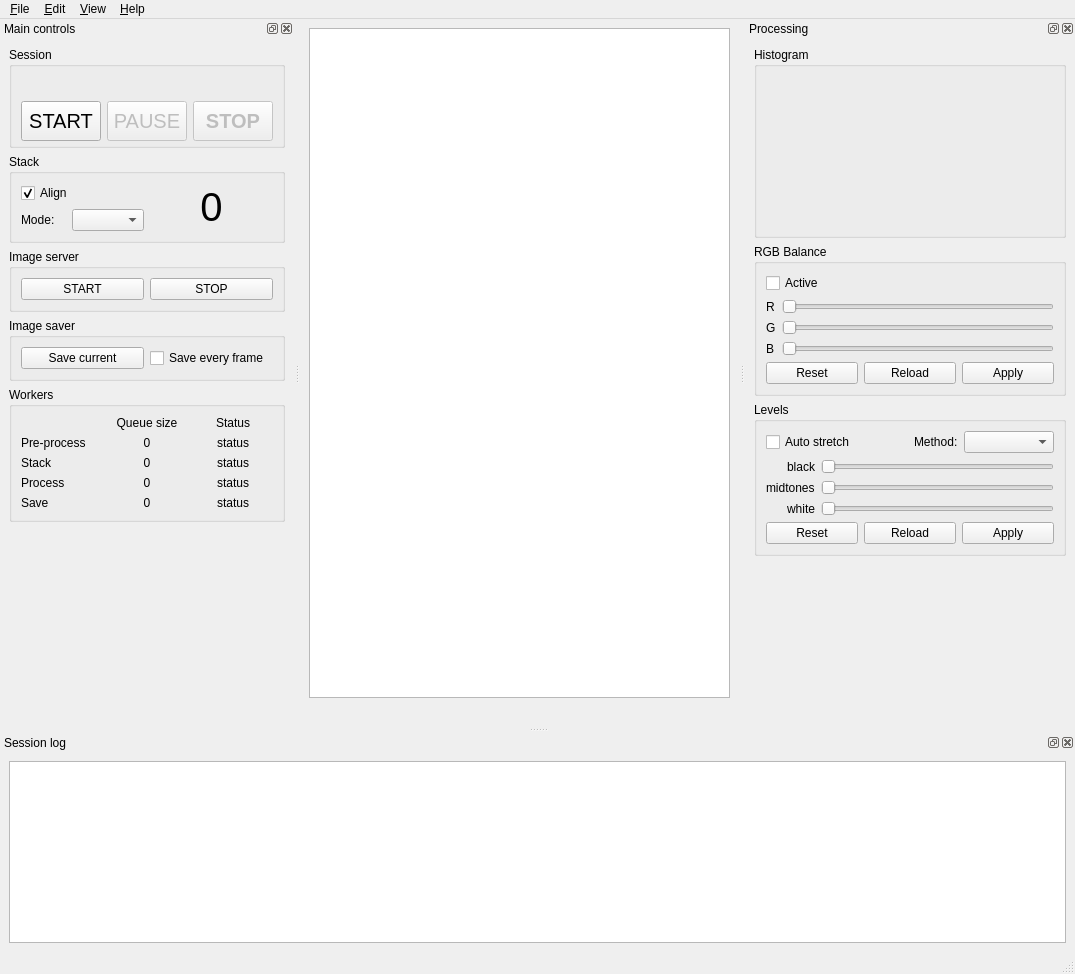
Qt form src/als/ui/als_ui.ui (gehelem/als) before a commit.
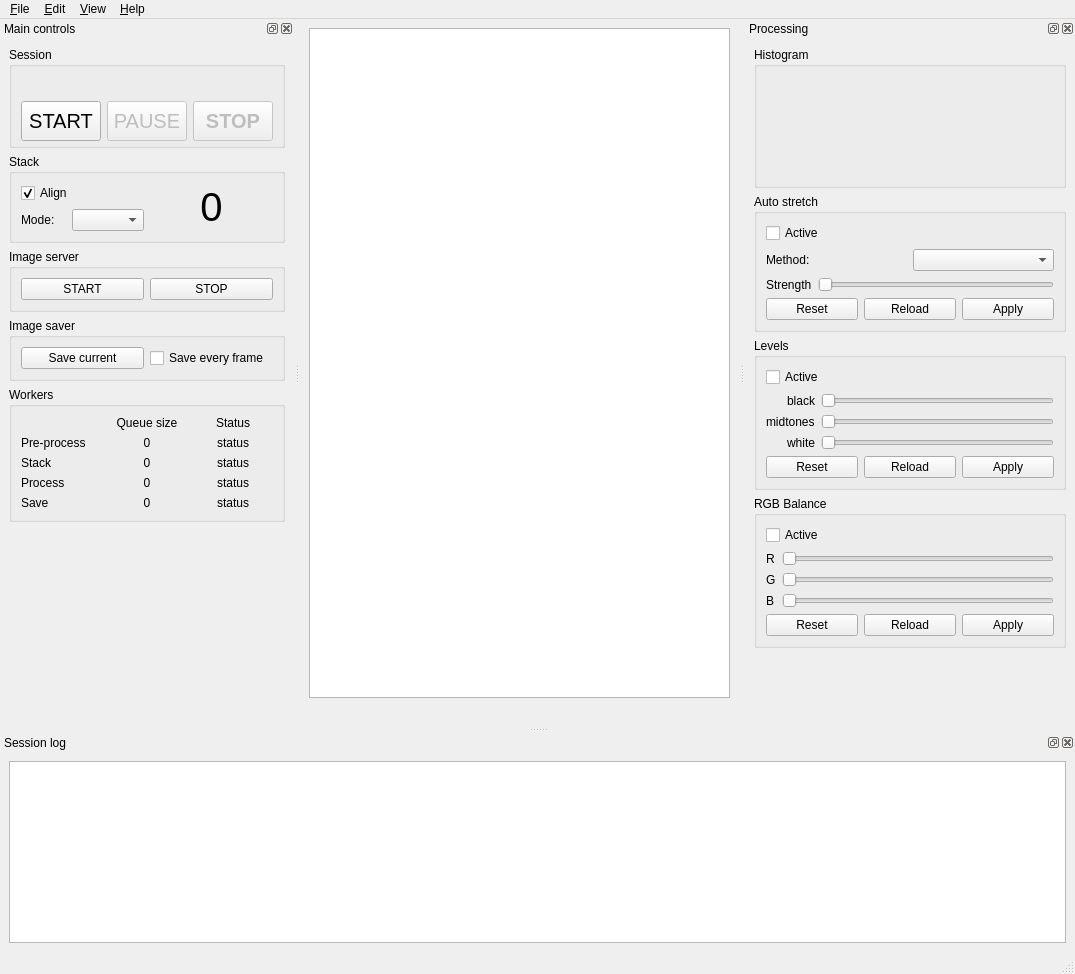
The same form after that commit. Custom widgets are drawn as their Qt base class.

Commit message: add active switch to levels and stretch + put stretch in own process

```diff
--- a/src/als/ui/als_ui.ui
+++ b/src/als/ui/als_ui.ui
@@ -659,7 +659,7 @@
     <number>2</number>
    </attribute>
    <widget class="QWidget" name="dockWidgetContents_3">
-    <layout class="QVBoxLayout" name="verticalLayout_8">
+    <layout class="QVBoxLayout" name="verticalLayout_9">
      <item>
       <widget class="QGroupBox" name="groupBox_7">
        <property name="minimumSize">
@@ -677,7 +677,7 @@
           <property name="minimumSize">
            <size>
             <width>250</width>
-            <height>150</height>
+            <height>100</height>
            </size>
           </property>
          </widget>
@@ -686,66 +686,50 @@
       </widget>
      </item>
      <item>
-      <widget class="QGroupBox" name="groupBox_8">
+      <widget class="QGroupBox" name="groupBox_9">
        <property name="title">
-        <string>RGB Balance</string>
+        <string>Auto stretch</string>
        </property>
-       <layout class="QVBoxLayout" name="verticalLayout_6">
+       <layout class="QVBoxLayout" name="verticalLayout_8">
         <item>
-         <widget class="QCheckBox" name="chk_rgb_active">
+         <widget class="QCheckBox" name="chk_stretch_active">
           <property name="text">
            <string>Active</string>
           </property>
-          <property name="checked">
-           <bool>false</bool>
-          </property>
          </widget>
         </item>
         <item>
-         <layout class="QGridLayout" name="gridLayout_2">
-          <item row="0" column="0">
-           <widget class="QLabel" name="label_5">
+         <layout class="QHBoxLayout" name="horizontalLayout_4">
+          <item>
+           <widget class="QLabel" name="label_3">
             <property name="text">
-             <string>R</string>
+             <string>Method:</string>
             </property>
            </widget>
           </item>
-          <item row="0" column="1">
-           <widget class="Slider" name="sld_rgb_r">
-            <property name="maximum">
-             <number>255</number>
+          <item>
+           <widget class="QComboBox" name="cb_stretch_method">
+            <property name="minimumSize">
+             <size>
+              <width>90</width>
+              <height>0</height>
+             </size>
             </property>
-            <property name="orientation">
-             <enum>Qt::Horizontal</enum>
-            </property>
            </widget>
           </item>
-          <item row="1" column="0">
-           <widget class="QLabel" name="label_6">
-            <property name="text">
-             <string>G</string>
-            </property>
-           </widget>
-          </item>
-          <item row="1" column="1">
-           <widget class="Slider" name="sld_rgb_g">
-            <property name="maximum">
-             <number>255</number>
-            </property>
-            <property name="orientation">
-             <enum>Qt::Horizontal</enum>
-            </property>
-           </widget>
-          </item>
-          <item row="2" column="0">
-           <widget class="QLabel" name="label_7">
+         </layout>
+        </item>
+        <item>
+         <layout class="QHBoxLayout" name="horizontalLayout_8">
+          <item>
+           <widget class="QLabel" name="label_8">
             <property name="text">
-             <string>B</string>
+             <string>Strength</string>
             </property>
            </widget>
           </item>
-          <item row="2" column="1">
-           <widget class="Slider" name="sld_rgb_b">
+          <item>
+           <widget class="Slider" name="sld_stretch_strength">
             <property name="maximum">
              <number>255</number>
             </property>
@@ -757,23 +741,23 @@
          </layout>
         </item>
         <item>
-         <layout class="QHBoxLayout" name="horizontalLayout_6">
+         <layout class="QHBoxLayout" name="horizontalLayout_7">
           <item>
-           <widget class="QPushButton" name="btn_rgb_reset">
+           <widget class="QPushButton" name="btn_stretch_reset">
             <property name="text">
              <string>Reset</string>
             </property>
            </widget>
           </item>
           <item>
-           <widget class="QPushButton" name="btn_rgb_reload">
+           <widget class="QPushButton" name="btn_stretch_reload">
             <property name="text">
              <string>Reload</string>
             </property>
            </widget>
           </item>
           <item>
-           <widget class="QPushButton" name="btn_rgb_apply">
+           <widget class="QPushButton" name="btn_stretch_apply">
             <property name="text">
              <string>Apply</string>
             </property>
@@ -797,45 +781,11 @@
        </property>
        <layout class="QVBoxLayout" name="verticalLayout_5">
         <item>
-         <layout class="QHBoxLayout" name="horizontalLayout_4">
-          <item>
-           <widget class="QCheckBox" name="chk_autostretch">
+         <widget class="QCheckBox" name="chk_levels_active">
             <property name="text">
-             <string>Auto stretch</string>
-            </property>
-           </widget>
-          </item>
-          <item>
-           <spacer name="horizontalSpacer">
-            <property name="orientation">
-             <enum>Qt::Horizontal</enum>
-            </property>
-            <property name="sizeHint" stdset="0">
-             <size>
-              <width>40</width>
-              <height>20</height>
-             </size>
-            </property>
-           </spacer>
-          </item>
-          <item>
-           <widget class="QLabel" name="label_3">
-            <property name="text">
-             <string>Method:</string>
-            </property>
-           </widget>
-          </item>
-          <item>
-           <widget class="QComboBox" name="cb_levels_stretch_method">
-            <property name="minimumSize">
-             <size>
-              <width>90</width>
-              <height>0</height>
-             </size>
-            </property>
-           </widget>
-          </item>
-         </layout>
+           <string>Active</string>
+          </property>
+         </widget>
         </item>
         <item>
          <layout class="QHBoxLayout" name="horizontalLayout_5">
@@ -934,6 +884,105 @@
        </layout>
       </widget>
      </item>
+     <item>
+      <widget class="QGroupBox" name="groupBox_8">
+       <property name="title">
+        <string>RGB Balance</string>
+       </property>
+       <layout class="QVBoxLayout" name="verticalLayout_6">
+        <item>
+         <widget class="QCheckBox" name="chk_rgb_active">
+          <property name="text">
+           <string>Active</string>
+          </property>
+          <property name="checked">
+           <bool>false</bool>
+          </property>
+         </widget>
+        </item>
+        <item>
+         <layout class="QGridLayout" name="gridLayout_2">
+          <item row="0" column="0">
+           <widget class="QLabel" name="label_5">
+            <property name="text">
+             <string>R</string>
+            </property>
+           </widget>
+          </item>
+          <item row="0" column="1">
+           <widget class="Slider" name="sld_rgb_r">
+            <property name="maximum">
+             <number>255</number>
+            </property>
+            <property name="orientation">
+             <enum>Qt::Horizontal</enum>
+            </property>
+           </widget>
+          </item>
+          <item row="1" column="0">
+           <widget class="QLabel" name="label_6">
+            <property name="text">
+             <string>G</string>
+            </property>
+           </widget>
+          </item>
+          <item row="1" column="1">
+           <widget class="Slider" name="sld_rgb_g">
+            <property name="maximum">
+             <number>255</number>
+            </property>
+            <property name="orientation">
+             <enum>Qt::Horizontal</enum>
+            </property>
+           </widget>
+          </item>
+          <item row="2" column="0">
+           <widget class="QLabel" name="label_7">
+            <property name="text">
+             <string>B</string>
+            </property>
+           </widget>
+          </item>
+          <item row="2" column="1">
+           <widget class="Slider" name="sld_rgb_b">
+            <property name="maximum">
+             <number>255</number>
+            </property>
+            <property name="orientation">
+             <enum>Qt::Horizontal</enum>
+            </property>
+           </widget>
+          </item>
+         </layout>
+        </item>
+        <item>
+         <layout class="QHBoxLayout" name="horizontalLayout_6">
+          <item>
+           <widget class="QPushButton" name="btn_rgb_reset">
+            <property name="text">
+             <string>Reset</string>
+            </property>
+           </widget>
+          </item>
+          <item>
+           <widget class="QPushButton" name="btn_rgb_reload">
+            <property name="text">
+             <string>Reload</string>
+            </property>
+           </widget>
+          </item>
+          <item>
+           <widget class="QPushButton" name="btn_rgb_apply">
+            <property name="text">
+             <string>Apply</string>
+            </property>
+           </widget>
+          </item>
+         </layout>
+        </item>
+       </layout>
+      </widget>
+     </item>
      <item>
       <spacer name="verticalSpacer_2">
        <property name="orientation">
```
Left out of the diff: 16 changed lines with no effect on the pictures. Lines whose indentation alone changed are shown as unchanged. The commit also changes 3 other files.
